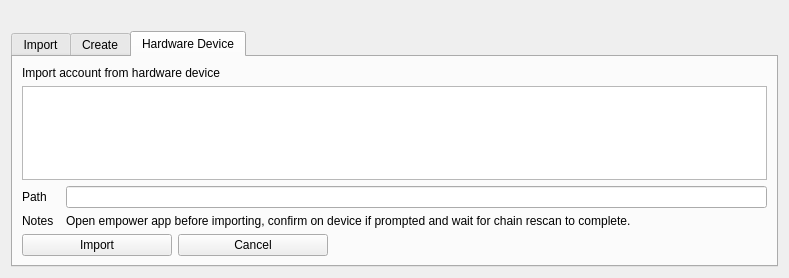
First picture: the form in src/qt/forms/mnemonicdialog.ui, repository SaltineChips/Rubix-V3.0.0.0, before the edit.
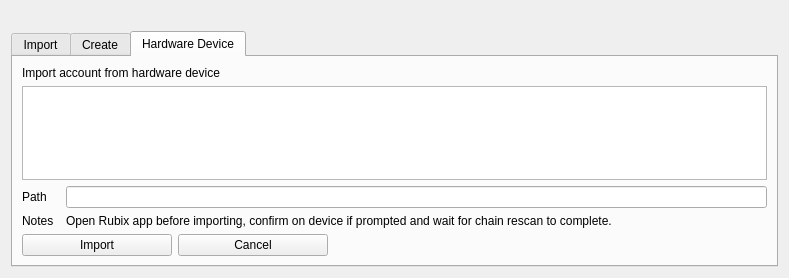
Second picture: the form after the edit. The open tabs and pages were chosen to show the change.

Diff of the .ui file:
```diff
--- a/src/qt/forms/mnemonicdialog.ui
+++ b/src/qt/forms/mnemonicdialog.ui
@@ -411,7 +411,7 @@
          <item row="1" column="1">
           <widget class="QLabel" name="label_6">
            <property name="text">
-            <string>Open empower app before importing, confirm on device if prompted and wait for chain rescan to complete.</string>
+            <string>Open Rubix app before importing, confirm on device if prompted and wait for chain rescan to complete.</string>
            </property>
           </widget>
          </item>
```
